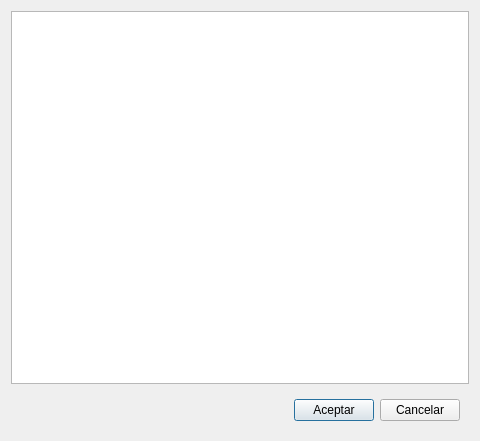
Before: the Qt Designer form edcartelera.ui in DaniMena04/P60-Cine_Interfaz-, drawn with Qt 5.
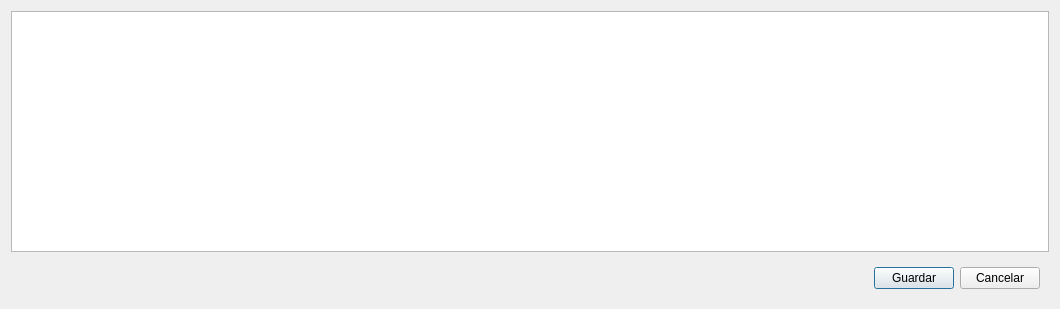
After: the same form once the commit is applied.

Commit message: Guardar modificaciones de la cartelera

```diff
--- a/edcartelera.ui
+++ b/edcartelera.ui
@@ -6,8 +6,8 @@
    <rect>
     <x>0</x>
     <y>0</y>
-    <width>480</width>
-    <height>441</height>
+    <width>1060</width>
+    <height>309</height>
    </rect>
   </property>
   <property name="windowTitle">
@@ -36,7 +36,7 @@
       <item>
        <widget class="QPushButton" name="btnAceptar">
         <property name="text">
-         <string>Aceptar</string>
+         <string>Guardar</string>
         </property>
        </widget>
       </item>
```
Left out of the diff: 2 changed lines with no effect on the pictures. The commit also changes 2 other files.
